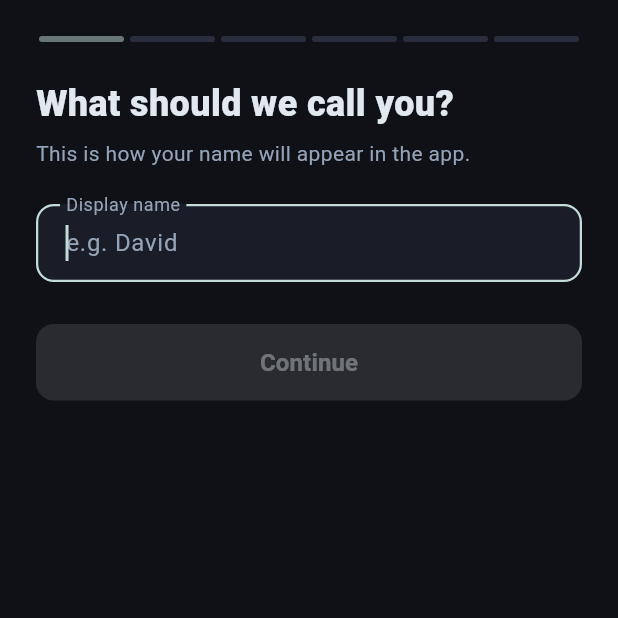
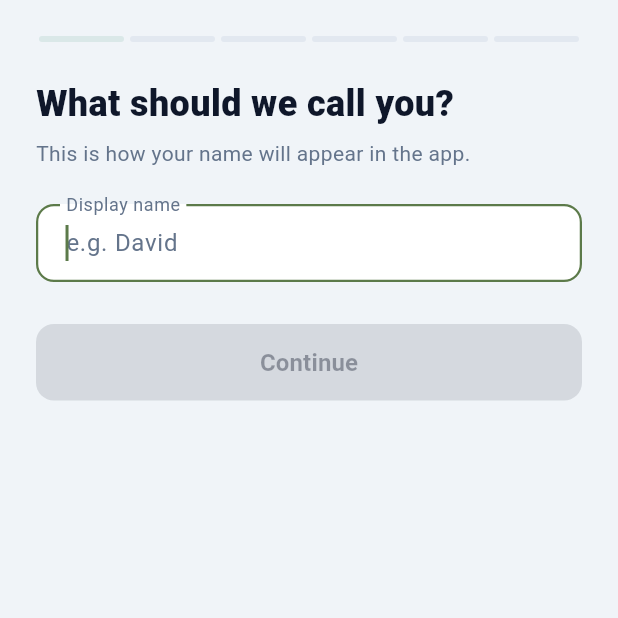
Before and after one commit to worldpeacemetta/WorldPeaceBuilder, a Flutter app: the screen it shows once a user with an empty profile is signed in, on a phone screen of 412 x 824 dp, the top half of it. Run offline on Flutter 3.47's test engine with Material 3 defaults, Android fonts, the phone set to English and light mode, and no system bars; our stand-ins replace fl_chart, flutter_riverpod, go_router, image_picker, shared_preferences, supabase_flutter; missing offline and left inert: mobile_scanner; accounts and stored records are empty; network calls fail.

Commit message:
fix(mobile): fix badge hang, theme reset on sign-out
- **Badge recompute hangs forever**: badgesProvider is initialized at app
  startup (main.dart listens to badgeUnlockQueueProvider which creates it).
  At that point the user isn't logged in, so load() returned early without
  completing _loadCompleter. Any subsequent recompute() awaited a future that
  never resolved. Fixed by completing the Completer even when user is null.
  Also call load() again after sign-in (alongside syncFromSupabase) so
  state.earned is populated with the user's existing DB badges before any
  recompute() runs.

- **Theme always resets to dark after sign-out**: clearLocalCache() was
  resetting state to const AppSettings() whose default theme is 'dark'.
  Theme is not synced to Supabase so syncFromSupabase() on next sign-in
  kept the reset value. Fixed by preserving theme + language in
  clearLocalCache(), and changed the AppSettings default from 'dark' to
  'system' so fresh installs follow the device theme.

https://claude.ai/code/session_01DRzK6Fs5tqtzReeLQLDQtW

```diff
--- a/mobile/lib/providers/badges_provider.dart
+++ b/mobile/lib/providers/badges_provider.dart
@@ -55,6 +55,8 @@ class BadgesNotifier extends StateNotifier<BadgesState> {
     final user = _supabase.auth.currentUser;
     if (user == null) {
       state = state.copyWith(loading: false);
+      // Complete so recompute() doesn't hang when called before sign-in.
+      if (!_loadCompleter.isCompleted) _loadCompleter.complete();
       return;
     }
 
--- a/mobile/lib/providers/settings_provider.dart
+++ b/mobile/lib/providers/settings_provider.dart
@@ -117,7 +117,7 @@ class AppSettings {
   final MacroGoals bulkingGoals;
   final MacroGoals cuttingGoals;
   final MacroGoals maintenanceGoals;
-  final String theme;             // system | light | dark
+  final String theme;             // system | light | dark  (default: system)
   final String language;          // en | fr | es | de | pt | it | nl | ja | zh
   final BodyStats bodyStats;
   final List<WeightEntry> weightHistory;
@@ -133,7 +133,7 @@ class AppSettings {
     this.bulkingGoals   = const MacroGoals(kcal: 3000, protein: 200, carbs: 320, fat: 90),
     this.cuttingGoals   = const MacroGoals(kcal: 1600, protein: 180, carbs: 130, fat: 55),
     this.maintenanceGoals = const MacroGoals(),
-    this.theme = 'dark',
+    this.theme = 'system',
     this.language = 'en',
     this.bodyStats = const BodyStats(),
     this.weightHistory = const [],
@@ -354,10 +354,12 @@ class SettingsNotifier extends StateNotifier<AppSettings> {
 
   /// Wipe local cache and reset to defaults — call on sign-out so a
   /// subsequent sign-in with a different account starts clean.
+  /// Theme and language are preserved so the auth screen respects the
+  /// user's display preference after sign-out.
   Future<void> clearLocalCache() async {
-    state = const AppSettings();
+    state = AppSettings(theme: state.theme, language: state.language);
     final prefs = await SharedPreferences.getInstance();
-    await prefs.remove(_kSettings);
+    await prefs.setString(_kSettings, jsonEncode(state.toJson()));
   }
 
   Future<void> _save() async {
--- a/mobile/lib/screens/auth_screen.dart
+++ b/mobile/lib/screens/auth_screen.dart
@@ -4,6 +4,7 @@ import 'package:supabase_flutter/supabase_flutter.dart';
 import 'package:flutter_riverpod/flutter_riverpod.dart';
 
 import '../providers/auth_provider.dart';
+import '../providers/badges_provider.dart';
 import '../providers/settings_provider.dart';
 import '../theme.dart';
 
@@ -39,8 +40,9 @@ class _AuthScreenState extends ConsumerState<AuthScreen> {
     try {
       if (_mode == _AuthMode.signIn) {
         await signInWithUsername(_usernameCtrl.text, _passwordCtrl.text);
-        // Pull goals from Supabase immediately after sign-in.
+        // Pull settings and badges from Supabase immediately after sign-in.
         await ref.read(settingsProvider.notifier).syncFromSupabase();
+        ref.read(badgesProvider.notifier).load();
       } else {
         // Username is collected during the onboarding questionnaire; use the
         // email prefix as a temporary placeholder.
```
